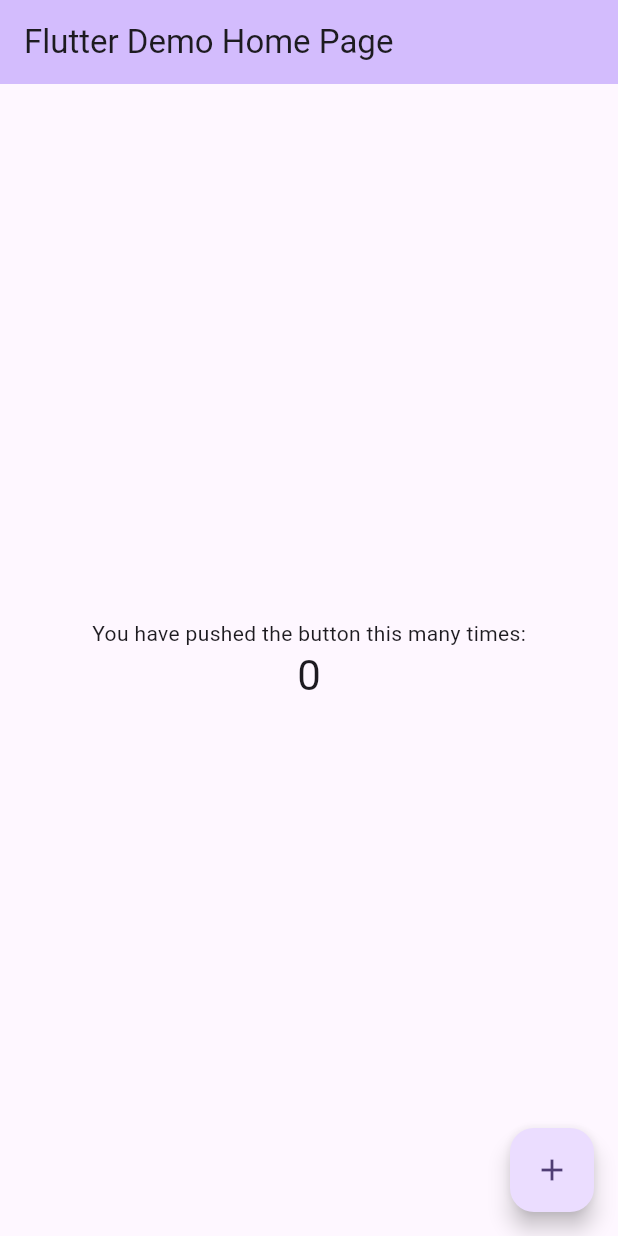
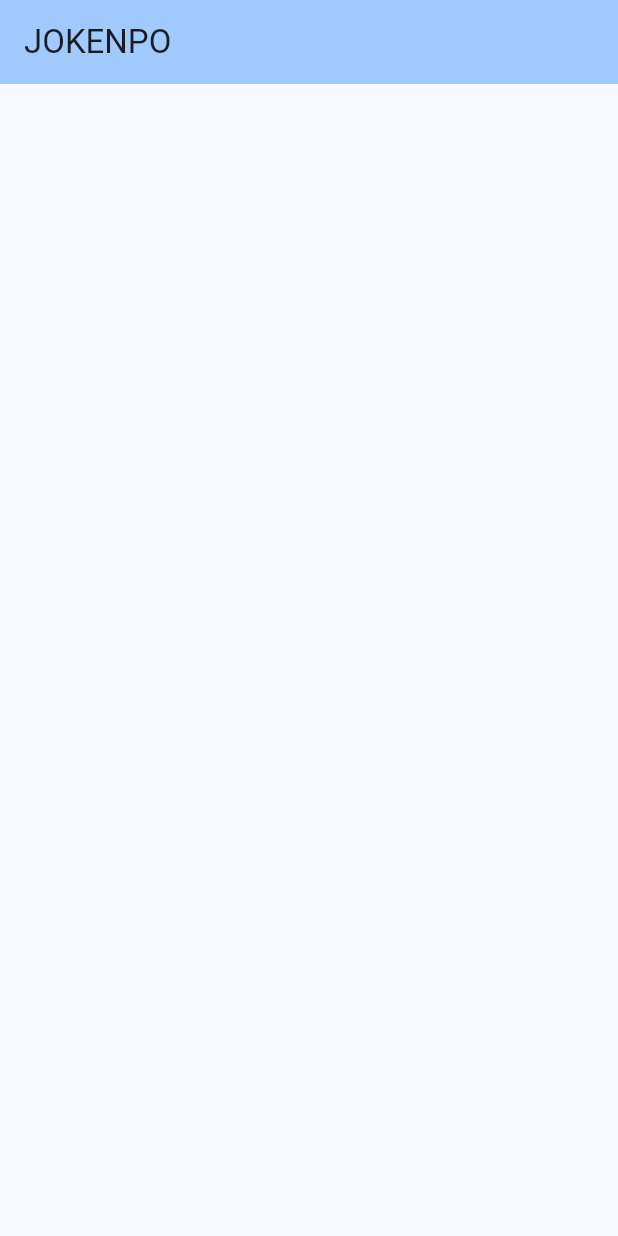
Before and after one commit to VitoriaPereiraKlapowsko/jokenpo-flutter, a Flutter app: the screen it shows after launch, on a phone screen of 412 x 824 dp. Run offline on Flutter 3.47's test engine with Material 3 defaults, Android fonts, the phone set to English and light mode, and no system bars.

Commit message:
Iniciando a atividade, inserindo a pasta de imagens e colocando o titulo do jogo

```diff
--- /dev/null
+++ b/lib/home.dart
@@ -0,0 +1,29 @@
+import 'package:flutter/material.dart';
+import 'package:flutter/cupertino.dart';
+
+class MyHomePage extends StatefulWidget {
+  const MyHomePage({super.key, required this.title});
+
+  final String title;
+
+  @override
+  State<MyHomePage> createState() => _MyHomePageState();
+}
+
+class _MyHomePageState extends State<MyHomePage> {
+  @override
+  Widget build(BuildContext context) {
+    return Scaffold(
+      appBar: AppBar(
+        backgroundColor:
+            Theme.of(context).colorScheme.inversePrimary, //Dando cor
+        title: Text('JOKENPO'),
+      ),
+    );
+  }
+}
+
+@override
+Widget build(BuildContext context) {
+  return Container();
+}
--- a/lib/main.dart
+++ b/lib/main.dart
@@ -1,125 +1,17 @@
 import 'package:flutter/material.dart';
+import 'package:jokenpo/home.dart';
 
 void main() {
-  runApp(const MyApp());
-}
-
-class MyApp extends StatelessWidget {
-  const MyApp({super.key});
-
-  // This widget is the root of your application.
-  @override
-  Widget build(BuildContext context) {
-    return MaterialApp(
-      title: 'Flutter Demo',
+  runApp(
+    MaterialApp(
+      debugShowCheckedModeBanner: false,
+      home: MyHomePage(title: 'Jogo Jokenpo'),
       theme: ThemeData(
-        // This is the theme of your application.
-        //
-        // TRY THIS: Try running your application with "flutter run". You'll see
-        // the application has a purple toolbar. Then, without quitting the app,
-        // try changing the seedColor in the colorScheme below to Colors.green
-        // and then invoke "hot reload" (save your changes or press the "hot
-        // reload" button in a Flutter-supported IDE, or press "r" if you used
-        // the command line to start the app).
-        //
-        // Notice that the counter didn't reset back to zero; the application
-        // state is not lost during the reload. To reset the state, use hot
-        // restart instead.
-        //
-        // This works for code too, not just values: Most code changes can be
-        // tested with just a hot reload.
-        colorScheme: ColorScheme.fromSeed(seedColor: Colors.deepPurple),
         useMaterial3: true,
-      ),
-      home: const MyHomePage(title: 'Flutter Demo Home Page'),
-    );
-  }
-}
-
-class MyHomePage extends StatefulWidget {
-  const MyHomePage({super.key, required this.title});
-
-  // This widget is the home page of your application. It is stateful, meaning
-  // that it has a State object (defined below) that contains fields that affect
-  // how it looks.
-
-  // This class is the configuration for the state. It holds the values (in this
-  // case the title) provided by the parent (in this case the App widget) and
-  // used by the build method of the State. Fields in a Widget subclass are
-  // always marked "final".
-
-  final String title;
-
-  @override
-  State<MyHomePage> createState() => _MyHomePageState();
-}
-
-class _MyHomePageState extends State<MyHomePage> {
-  int _counter = 0;
-
-  void _incrementCounter() {
-    setState(() {
-      // This call to setState tells the Flutter framework that something has
-      // changed in this State, which causes it to rerun the build method below
-      // so that the display can reflect the updated values. If we changed
-      // _counter without calling setState(), then the build method would not be
-      // called again, and so nothing would appear to happen.
-      _counter++;
-    });
-  }
-
-  @override
-  Widget build(BuildContext context) {
-    // This method is rerun every time setState is called, for instance as done
-    // by the _incrementCounter method above.
-    //
-    // The Flutter framework has been optimized to make rerunning build methods
-    // fast, so that you can just rebuild anything that needs updating rather
-    // than having to individually change instances of widgets.
-    return Scaffold(
-      appBar: AppBar(
-        // TRY THIS: Try changing the color here to a specific color (to
-        // Colors.amber, perhaps?) and trigger a hot reload to see the AppBar
-        // change color while the other colors stay the same.
-        backgroundColor: Theme.of(context).colorScheme.inversePrimary,
-        // Here we take the value from the MyHomePage object that was created by
-        // the App.build method, and use it to set our appbar title.
-        title: Text(widget.title),
-      ),
-      body: Center(
-        // Center is a layout widget. It takes a single child and positions it
-        // in the middle of the parent.
-        child: Column(
-          // Column is also a layout widget. It takes a list of children and
-          // arranges them vertically. By default, it sizes itself to fit its
-          // children horizontally, and tries to be as tall as its parent.
-          //
-          // Column has various properties to control how it sizes itself and
-          // how it positions its children. Here we use mainAxisAlignment to
-          // center the children vertically; the main axis here is the vertical
-          // axis because Columns are vertical (the cross axis would be
-          // horizontal).
-          //
-          // TRY THIS: Invoke "debug painting" (choose the "Toggle Debug Paint"
-          // action in the IDE, or press "p" in the console), to see the
-          // wireframe for each widget.
-          mainAxisAlignment: MainAxisAlignment.center,
-          children: <Widget>[
-            const Text(
-              'You have pushed the button this many times:',
-            ),
-            Text(
-              '$_counter',
-              style: Theme.of(context).textTheme.headlineMedium,
-            ),
-          ],
+        colorScheme: ColorScheme.fromSeed(
+          seedColor: Colors.blue,
         ),
       ),
-      floatingActionButton: FloatingActionButton(
-        onPressed: _incrementCounter,
-        tooltip: 'Increment',
-        child: const Icon(Icons.add),
-      ), // This trailing comma makes auto-formatting nicer for build methods.
-    );
-  }
+    ),
+  );
 }
```
Also changed, not shown: 1 other file.
